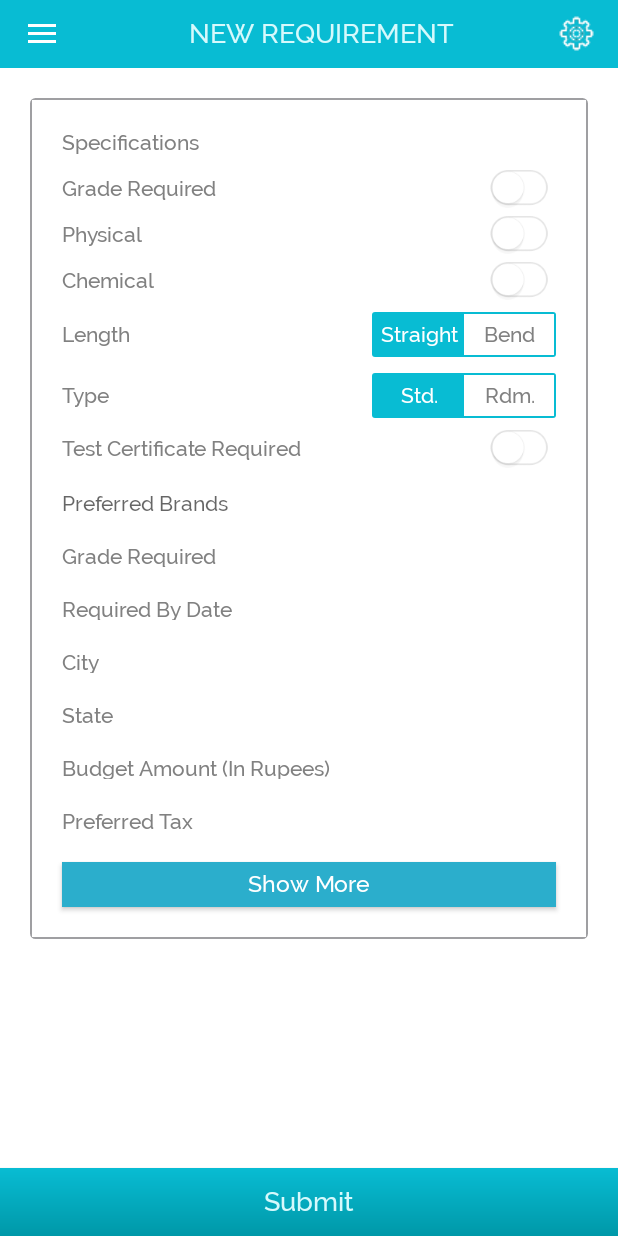
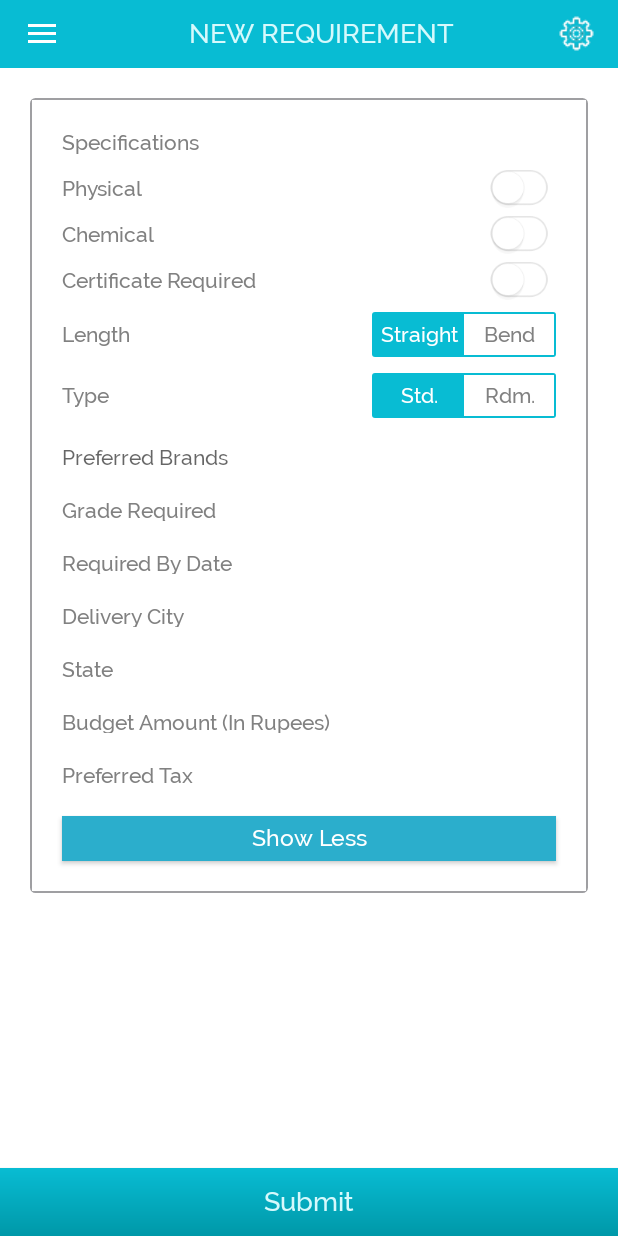
Before and after one commit to arun14aug/buyer_steel, an Android app: the fragment RequirementDetailFragment placed in its activity, after a tap on "Show More", on a phone screen of 412 x 824 dp. Run offline under Robolectric (Android 15) with nearby library versions, the phone set to English and light mode, and no system bars; our stand-ins replace Volley; libraries missing offline, so code that uses them is left out: de.greenrobot.event; network calls fail; 5 statements that could not run were skipped.

Commit message:
Bugs Fixing in the flow
Bugs Fixing in the flow

```diff
--- a/app/src/main/java/com/tanzil/steelhub/pushnotification/MyGCMListenerService.java
+++ b/app/src/main/java/com/tanzil/steelhub/pushnotification/MyGCMListenerService.java
@@ -93,9 +93,9 @@ public class MyGCMListenerService extends GcmListenerService {
     @Override
     public void onMessageReceived(String from, Bundle data) {
         String message = data.getString("message");
-        Log.d(TAG, "Bundle: " + data.toString());
-        Log.d(TAG, "From: " + from);
-        Log.d(TAG, "Message: " + message);
+        Log.e(TAG, "Bundle: " + data.toString());
+        Log.e(TAG, "From: " + from);
+        Log.e(TAG, "Message: " + message);
 
         if (from.startsWith("/topics/")) {
             // message received from some topic.
--- a/app/src/main/java/com/tanzil/steelhub/view/fragments/RequirementDetailFragment.java
+++ b/app/src/main/java/com/tanzil/steelhub/view/fragments/RequirementDetailFragment.java
@@ -6,6 +6,7 @@ import android.content.Intent;
 import android.os.Bundle;
 import android.support.v4.app.Fragment;
 import android.support.v4.content.LocalBroadcastManager;
+import android.util.Log;
 import android.view.LayoutInflater;
 import android.view.View;
 import android.view.ViewGroup;
@@ -32,9 +33,9 @@ public class RequirementDetailFragment extends Fragment implements View.OnClickL
     private MyEditText /*et_quantity,*/ et_preferred_brands, et_grade_required, et_required_by_date, et_city, et_state,
             et_budget_amount, et_tax_type, et_amount, et_bargain_amount;
     private MyTextView txt_random, txt_standard, txt_bend, txt_straight/*, txt_diameter*/;
-    private MyButton btn_submit;
+    private MyButton btn_submit, btn_show_more;
     private LinearLayout addMoreLayout, layout_seller_list, layout_show_more, layout_amount, layout_bargain_amount;
-    private ImageView ic_physical, ic_chemical, ic_grade_required, ic_test_certificate;
+    private ImageView ic_physical, ic_chemical, /*ic_grade_required,*/ ic_test_certificate;
     private String brandId = "", steelId = "", gradeId = "", stateId = "",
             taxId = "", phy = "", che = "", gra = "", lngth = "", typ = "", test_cert = "", id = "";
 
@@ -47,6 +48,17 @@ public class RequirementDetailFragment extends Fragment implements View.OnClickL
 
         LocalBroadcastManager.getInstance(activity).sendBroadcast(intent);
         View rootView = inflater.inflate(R.layout.requirement_detail_screen, container, false);
+
+        try {
+            if (getArguments() != null) {
+                Bundle bundle = getArguments();
+                id = bundle.getString("id");
+            }
+
+        } catch (Exception ex) {
+            Log.e(TAG, ex.toString());
+        }
+
 
         et_budget_amount = (MyEditText) rootView.findViewById(R.id.et_budget_amount);
 //        et_quantity = (MyEditText) rootView.findViewById(R.id.et_quantity);
@@ -73,10 +85,10 @@ public class RequirementDetailFragment extends Fragment implements View.OnClickL
 
         ic_physical = (ImageView) rootView.findViewById(R.id.ic_physical);
         ic_chemical = (ImageView) rootView.findViewById(R.id.ic_chemical);
-        ic_grade_required = (ImageView) rootView.findViewById(R.id.ic_grade_required);
+//        ic_grade_required = (ImageView) rootView.findViewById(R.id.ic_grade_required);
         ic_test_certificate = (ImageView) rootView.findViewById(R.id.ic_test_certificate);
 
-        MyButton btn_show_more = (MyButton) rootView.findViewById(R.id.btn_show_more);
+        btn_show_more = (MyButton) rootView.findViewById(R.id.btn_show_more);
         btn_show_more.setTransformationMethod(null);
         btn_submit = (MyButton) rootView.findViewById(R.id.btn_submit);
         btn_submit.setTransformationMethod(null);
@@ -92,10 +104,10 @@ public class RequirementDetailFragment extends Fragment implements View.OnClickL
         ArrayList<Requirements> requirementsArrayList = ModelManager.getInstance().getRequirementManager().getRequirements(activity, false);
         for (int i = 0; i < requirementsArrayList.size(); i++) {
             if (id.equalsIgnoreCase(requirementsArrayList.get(i).getRequirement_id())) {
-                if (requirementsArrayList.get(i).getGrade_required().equalsIgnoreCase("0"))
-                    ic_grade_required.setImageResource(R.drawable.toggle_off);
-                else
-                    ic_grade_required.setImageResource(R.drawable.toggle_on);
+//                if (requirementsArrayList.get(i).getGrade_required().equalsIgnoreCase("0"))
+//                    ic_grade_required.setImageResource(R.drawable.toggle_off);
+//                else
+//                    ic_grade_required.setImageResource(R.drawable.toggle_on);
 
                 if (requirementsArrayList.get(i).getChemical().equalsIgnoreCase("0"))
                     ic_chemical.setImageResource(R.drawable.toggle_off);
@@ -143,7 +155,8 @@ public class RequirementDetailFragment extends Fragment implements View.OnClickL
                 String val = "";
                 if (preferredBrands != null)
                     if (preferredBrands.length > 0) {
-                        val = val + preferredBrands[i] + ", ";
+                        for (String preferredBrand : preferredBrands)
+                            val = val + preferredBrand + ", ";
                     }
                 if (val.length() > 0)
                     val = val.substring(0, val.length() - 1);
@@ -179,10 +192,13 @@ public class RequirementDetailFragment extends Fragment implements View.OnClickL
     public void onClick(View view) {
         switch (view.getId()) {
             case R.id.btn_show_more:
-                if (layout_show_more.getVisibility() == View.VISIBLE)
+                if (layout_show_more.getVisibility() == View.VISIBLE) {
                     layout_show_more.setVisibility(View.GONE);
-                else
+                    btn_show_more.setText(activity.getString(R.string.show_more));
+                } else {
                     layout_show_more.setVisibility(View.VISIBLE);
+                    btn_show_more.setText(activity.getString(R.string.show_less));
+                }
                 break;
         }
     }
--- a/app/src/main/java/com/tanzil/steelhub/view/fragments/RequirementFragment.java
+++ b/app/src/main/java/com/tanzil/steelhub/view/fragments/RequirementFragment.java
@@ -43,7 +43,7 @@ public class RequirementFragment extends Fragment {
                              Bundle savedInstanceState) {
         this.activity = super.getActivity();
         Intent intent = new Intent("Header");
-        intent.putExtra("message", activity.getString(R.string.app_name));
+        intent.putExtra("message", activity.getString(R.string.requirements));
 
         LocalBroadcastManager.getInstance(activity).sendBroadcast(intent);
         View rootView = inflater.inflate(R.layout.requirements_listview, container, false);
@@ -71,15 +71,17 @@ public class RequirementFragment extends Fragment {
         if (requirementsArrayList == null) {
             Utils.showLoading(activity, activity.getString(R.string.please_wait));
             ModelManager.getInstance().getRequirementManager().getRequirements(activity, true);
-        } else
+        } else {
             setData();
-
+            ModelManager.getInstance().getRequirementManager().getRequirements(activity, true);
+        }
         listView.setOnItemClickListener(new AdapterView.OnItemClickListener() {
             @Override
             public void onItemClick(AdapterView<?> adapterView, View view, int i, long l) {
                 Fragment fragment = new RequirementDetailFragment();
                 Bundle bundle = new Bundle();
                 bundle.putString("id", requirementsArrayList.get(i).getRequirement_id());
+                fragment.setArguments(bundle);
                 FragmentManager fragmentManager = ((FragmentActivity) activity).getSupportFragmentManager();
                 FragmentTransaction fragmentTransaction = fragmentManager.beginTransaction();
                 fragmentTransaction.replace(R.id.container_body, fragment, "RequirementDetailFragment");
--- a/app/src/main/res/layout/requirement_detail_screen.xml
+++ b/app/src/main/res/layout/requirement_detail_screen.xml
@@ -122,37 +122,37 @@
                         android:orientation="vertical"
                         android:visibility="gone">
 
-                        <LinearLayout
-                            android:id="@+id/layout_grade_required"
-                            android:layout_width="match_parent"
-                            android:layout_height="wrap_content"
-                            android:layout_marginBottom="5dp"
-                            android:layout_marginLeft="10dp"
-                            android:layout_marginRight="10dp"
-                            android:background="@color/colorWhite"
-                            android:gravity="center_vertical"
-                            android:orientation="horizontal">
+                        <!--<LinearLayout-->
+                            <!--android:id="@+id/layout_grade_required"-->
+                            <!--android:layout_width="match_parent"-->
+                            <!--android:layout_height="wrap_content"-->
+                            <!--android:layout_marginBottom="5dp"-->
+                            <!--android:layout_marginLeft="10dp"-->
+                            <!--android:layout_marginRight="10dp"-->
+                            <!--android:background="@color/colorWhite"-->
+                            <!--android:gravity="center_vertical"-->
+                            <!--android:orientation="horizontal">-->
 
-                            <com.tanzil.steelhub.customUi.MyTextView
-                                android:id="@+id/txt_grade_required"
-                                android:layout_width="0dp"
-                                android:layout_height="wrap_content"
-                                android:layout_gravity="center"
-                                android:layout_weight="1"
-                                android:background="@android:color/transparent"
-                                android:gravity="start|center_vertical"
-                                android:text="@string/grade_required"
-                                android:textColor="@color/dark_grey"
-                                android:textSize="@dimen/new_req_edit_text_size"
-                                customfontdemo:fontName="@string/raleway_medium" />
+                            <!--<com.tanzil.steelhub.customUi.MyTextView-->
+                                <!--android:id="@+id/txt_grade_required"-->
+                                <!--android:layout_width="0dp"-->
+                                <!--android:layout_height="wrap_content"-->
+                                <!--android:layout_gravity="center"-->
+                                <!--android:layout_weight="1"-->
+                                <!--android:background="@android:color/transparent"-->
+                                <!--android:gravity="start|center_vertical"-->
+                                <!--android:text="@string/grade_required"-->
+                                <!--android:textColor="@color/dark_grey"-->
+                                <!--android:textSize="@dimen/new_req_edit_text_size"-->
+                                <!--customfontdemo:fontName="@string/raleway_medium" />-->
 
-                            <ImageView
-                                android:id="@+id/ic_grade_required"
-                                android:layout_width="wrap_content"
-                                android:layout_height="25dp"
-                                android:contentDescription="@string/app_name"
-                                android:src="@drawable/toggle_off" />
-                        </LinearLayout>
+                            <!--<ImageView-->
+                                <!--android:id="@+id/ic_grade_required"-->
+                                <!--android:layout_width="wrap_content"-->
+                                <!--android:layout_height="25dp"-->
+                                <!--android:contentDescription="@string/app_name"-->
+                                <!--android:src="@drawable/toggle_off" />-->
+                        <!--</LinearLayout>-->
 
                         <LinearLayout
                             android:id="@+id/layout_physical"
@@ -214,6 +214,39 @@
 
                             <ImageView
                                 android:id="@+id/ic_chemical"
+                                android:layout_width="wrap_content"
+                                android:layout_height="25dp"
+                                android:contentDescription="@string/app_name"
+                                android:src="@drawable/toggle_off" />
+                        </LinearLayout>
+
+                        <LinearLayout
+                            android:id="@+id/layout_test_certificate"
+                            android:layout_width="match_parent"
+                            android:layout_height="wrap_content"
+                            android:layout_marginBottom="5dp"
+                            android:layout_marginLeft="10dp"
+                            android:layout_marginRight="10dp"
+                            android:background="@color/colorWhite"
+                            android:gravity="center_vertical"
+                            android:orientation="horizontal">
+
+
+                            <com.tanzil.steelhub.customUi.MyTextView
+                                android:id="@+id/txt_test_certificate"
+                                android:layout_width="0dp"
+                                android:layout_height="wrap_content"
+                                android:layout_gravity="center"
+                                android:layout_weight="1"
+                                android:background="@android:color/transparent"
+                                android:gravity="start|center_vertical"
+                                android:text="@string/test_cert_required"
+                                android:textColor="@color/dark_grey"
+                                android:textSize="@dimen/new_req_edit_text_size"
+                                customfontdemo:fontName="@string/raleway_medium" />
+
+                            <ImageView
+                                android:id="@+id/ic_test_certificate"
                                 android:layout_width="wrap_content"
                                 android:layout_height="25dp"
                                 android:contentDescription="@string/app_name"
@@ -346,39 +379,6 @@
                                     customfontdemo:fontName="@string/raleway_medium" />
                             </LinearLayout>
 
-                        </LinearLayout>
-
-                        <LinearLayout
-                            android:id="@+id/layout_test_certificate"
-                            android:layout_width="match_parent"
-                            android:layout_height="wrap_content"
-                            android:layout_marginBottom="5dp"
-                            android:layout_marginLeft="10dp"
-                            android:layout_marginRight="10dp"
-                            android:background="@color/colorWhite"
-                            android:gravity="center_vertical"
-                            android:orientation="horizontal">
-
-
-                            <com.tanzil.steelhub.customUi.MyTextView
-                                android:id="@+id/txt_test_certificate"
-                                android:layout_width="0dp"
-                                android:layout_height="wrap_content"
-                                android:layout_gravity="center"
-                                android:layout_weight="1"
-                                android:background="@android:color/transparent"
-                                android:gravity="start|center_vertical"
-                                android:text="@string/test_cert_required"
-                                android:textColor="@color/dark_grey"
-                                android:textSize="@dimen/new_req_edit_text_size"
-                                customfontdemo:fontName="@string/raleway_medium" />
-
-                            <ImageView
-                                android:id="@+id/ic_test_certificate"
-                                android:layout_width="wrap_content"
-                                android:layout_height="25dp"
-                                android:contentDescription="@string/app_name"
-                                android:src="@drawable/toggle_off" />
                         </LinearLayout>
 
                         <LinearLayout
--- a/app/src/main/res/values/strings.xml
+++ b/app/src/main/res/values/strings.xml
@@ -63,7 +63,7 @@
     <string name="confirm_password">Confirm Password</string>
     <string name="address">Address</string>
     <string name="state">State</string>
-    <string name="city">City</string>
+    <string name="city">Delivery City</string>
     <string name="zip">ZIP</string>
     <string name="tin">TIN</string>
     <string name="pan">PAN</string>
@@ -77,7 +77,7 @@
     <string name="grade_required">Grade Required</string>
     <string name="physical">Physical</string>
     <string name="chemical">Chemical</string>
-    <string name="test_cert_required">Test Certificate Required</string>
+    <string name="test_cert_required">Certificate Required</string>
     <string name="length">Length</string>
     <string name="standard">Std.</string>
     <string name="random">Rdm.</string>
```
Also changed, not shown: app/src/main/java/com/tanzil/steelhub/view/fragments/NewRequirementFragment.java (+87 -67 lines), app/src/main/res/layout/new_requirement_screen.xml (+65 -64 lines).
